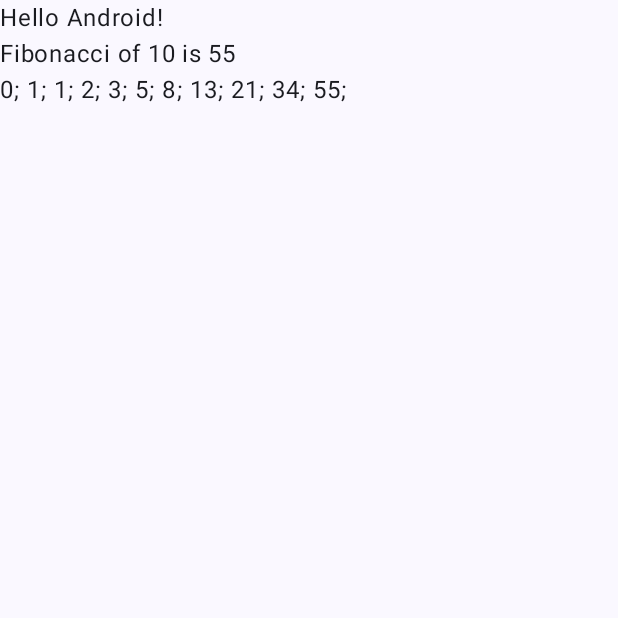
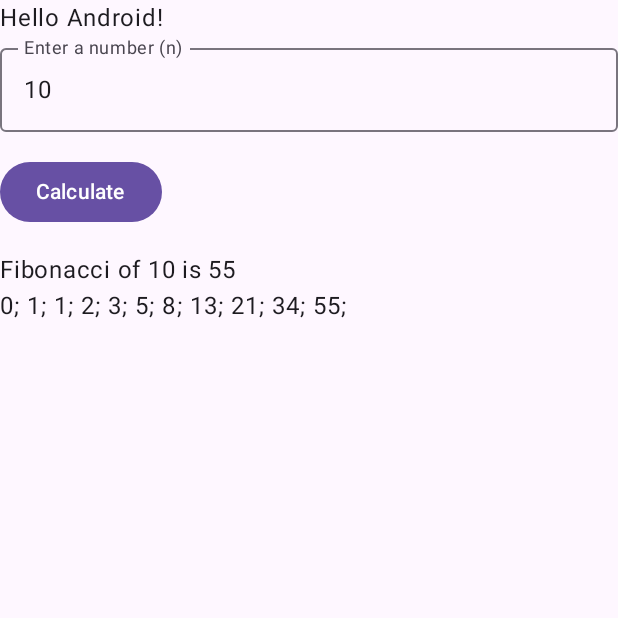
Before and after one commit to DanyElAlgo/kotlin-exam-2, an Android app built with Jetpack Compose: the screen it shows after launch (MainActivity), on a phone screen of 412 x 824 dp, the top half of it. Run offline under Robolectric (Android 15) with nearby library versions, the phone set to English and light mode, and no system bars.

Commit message:
input field

```diff
--- a/task-extra/app/src/main/AndroidManifest.xml
+++ b/task-extra/app/src/main/AndroidManifest.xml
@@ -14,7 +14,6 @@
         <activity
             android:name=".MainActivity"
             android:exported="true"
-            android:label="@string/app_name"
             android:theme="@style/Theme.Fibonacci">
             <intent-filter>
                 <action android:name="android.intent.action.MAIN" />
--- a/task-extra/app/src/main/java/com/example/fibonacci/MainActivity.kt
+++ b/task-extra/app/src/main/java/com/example/fibonacci/MainActivity.kt
@@ -7,20 +7,31 @@ import androidx.activity.enableEdgeToEdge
 import androidx.compose.foundation.layout.Column
 import androidx.compose.foundation.layout.Row
 import androidx.compose.foundation.layout.fillMaxSize
+import androidx.compose.foundation.layout.fillMaxWidth
 import androidx.compose.foundation.layout.padding
+import androidx.compose.foundation.text.KeyboardOptions
+import androidx.compose.material3.Button
 import androidx.compose.material3.Scaffold
 import androidx.compose.material3.Text
+import androidx.compose.material3.MaterialTheme
+import androidx.compose.material3.OutlinedTextField
 import androidx.compose.runtime.Composable
+import androidx.compose.runtime.getValue
+import androidx.compose.runtime.mutableIntStateOf
+import androidx.compose.runtime.mutableStateOf
+import androidx.compose.runtime.remember
+import androidx.compose.runtime.setValue
 import androidx.compose.ui.Modifier
+import androidx.compose.ui.text.input.KeyboardType
 import androidx.compose.ui.tooling.preview.Preview
-import com.example.fibonacci.ui.theme.FibonacciTheme
+import androidx.compose.ui.unit.dp
 
 class MainActivity : ComponentActivity() {
     override fun onCreate(savedInstanceState: Bundle?) {
         super.onCreate(savedInstanceState)
         enableEdgeToEdge()
         setContent {
-            FibonacciTheme {
+            MaterialTheme {
                 Scaffold(modifier = Modifier.fillMaxSize()) { innerPadding ->
                     Greeting(
                         "Android",
@@ -29,6 +40,7 @@ class MainActivity : ComponentActivity() {
                     )
                 }
             }
+
         }
     }
 }
@@ -38,17 +50,36 @@ fun Fibo(n: Int): Int { // Retornar la secuencia de Fibonacci desde 0 hasta la p
 }
 
 @Composable
-fun Greeting(name: String, n: Int, modifier: Modifier = Modifier) {
-    Column{
+fun Greeting(name: String, n: Int, modifier: Modifier = Modifier.padding(16.dp)) {
+    var textInput by remember { mutableStateOf("10") }
+    // State for the number used in calculation (Int)
+    var fiboNumber by remember { mutableIntStateOf(10) }
+    Column {
         Text(
             text = "Hello $name!",
             modifier = modifier
         )
+        OutlinedTextField(
+            value = textInput,
+            onValueChange = { textInput = it },
+            label = { Text("Enter a number (n)") },
+            keyboardOptions = KeyboardOptions(keyboardType = KeyboardType.Number),
+            modifier = Modifier.fillMaxWidth()
+        )
+        Button(
+            onClick = {
+                // Convert string input to Int, default to 0 if invalid
+                fiboNumber = textInput.toIntOrNull() ?: 0
+            },
+            modifier = Modifier.padding(vertical = 16.dp)
+        ) {
+            Text("Calculate")
+        }
         Text(
             text = "Fibonacci of $n is ${Fibo(10)}",
             modifier = modifier
         )
-        Row{
+        Row {
             var x = 0
             while (x <= n) {
                 Text(
@@ -64,7 +95,7 @@ fun Greeting(name: String, n: Int, modifier: Modifier = Modifier) {
 @Preview(showBackground = true)
 @Composable
 fun GreetingPreview() {
-    FibonacciTheme {
+    MaterialTheme {
         Greeting("Android", 10)
     }
 }
```
